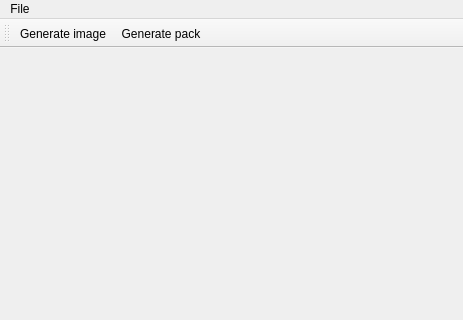
The window that mainwindow.ui (ErikLeNormand/Akadi) describes before a commit, drawn with Qt 5; both pictures show x 0 to 463 and y 0 to 320 of the 463 by 489 pixel window.
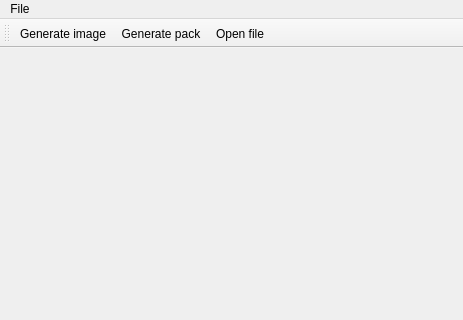
The same window after the commit. Icons and pictures are not drawn.

```diff
--- a/mainwindow.ui
+++ b/mainwindow.ui
@@ -48,6 +48,7 @@
    </attribute>
    <addaction name="actionGenerate"/>
    <addaction name="actionGeneratePack"/>
+   <addaction name="actionOpenFile"/>
   </widget>
   <widget class="QStatusBar" name="statusBar"/>
   <action name="actionGenerate">
@@ -77,6 +78,15 @@
     <string>Generate pack</string>
    </property>
   </action>
+  <action name="actionOpenFile">
+   <property name="icon">
+    <iconset resource="ressource.qrc">
+     <normaloff>:/new/image/open</normaloff>:/new/image/open</iconset>
+   </property>
+   <property name="text">
+    <string>Open file</string>
+   </property>
+  </action>
  </widget>
  <layoutdefault spacing="6" margin="11"/>
  <resources>
```
